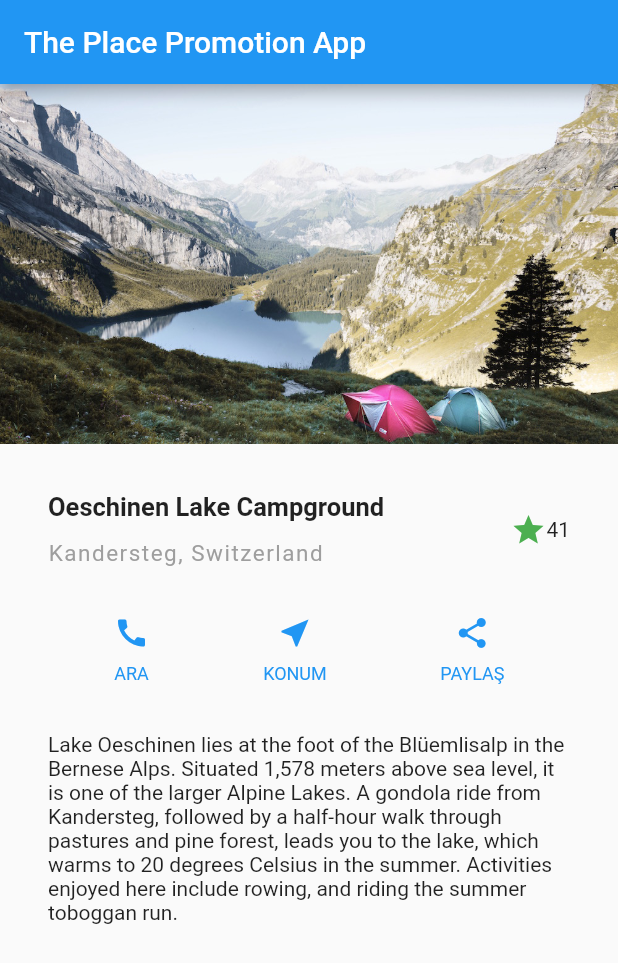
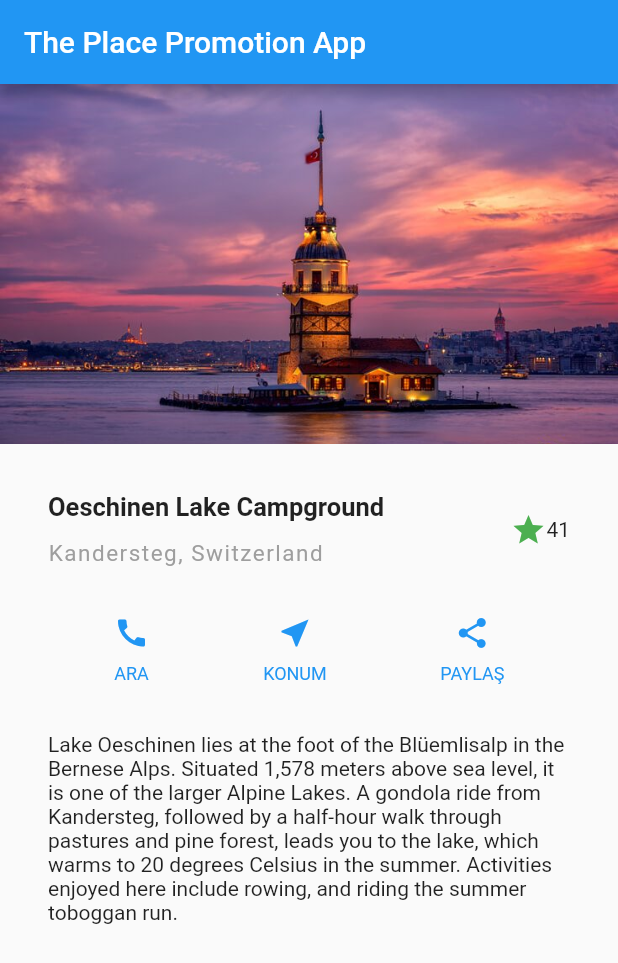
Before and after one commit to ahmetakyapi/Flutter-Place-Promotion-Card, a Flutter app: the screen it shows after launch, on a phone screen of 412 x 824 dp. Shown: the top 963 px of the screen. Run offline on Flutter 3.47's test engine with Material 2 defaults, Android fonts, the phone set to English and light mode, and no system bars.

Commit message:
Change the image and width.

```diff
--- a/lib/main.dart
+++ b/lib/main.dart
@@ -85,8 +85,8 @@ class MyApp extends StatelessWidget {
         body: ListView(
           children: [
             Image.asset(
-              'images/lake.jpg',
-              width: 600,
+              'images/tower.jpg',
+              width: 500,
               height: 240,
               fit: BoxFit.cover,
             ),
--- a/pubspec.yaml
+++ b/pubspec.yaml
@@ -19,4 +19,4 @@ dev_dependencies:
 flutter:
   uses-material-design: true
   assets:
-    - images/lake.jpg
+    - images/tower.jpg
```
Also changed, not shown: images/lake.jpg (deleted), images/tower.jpg (added).
